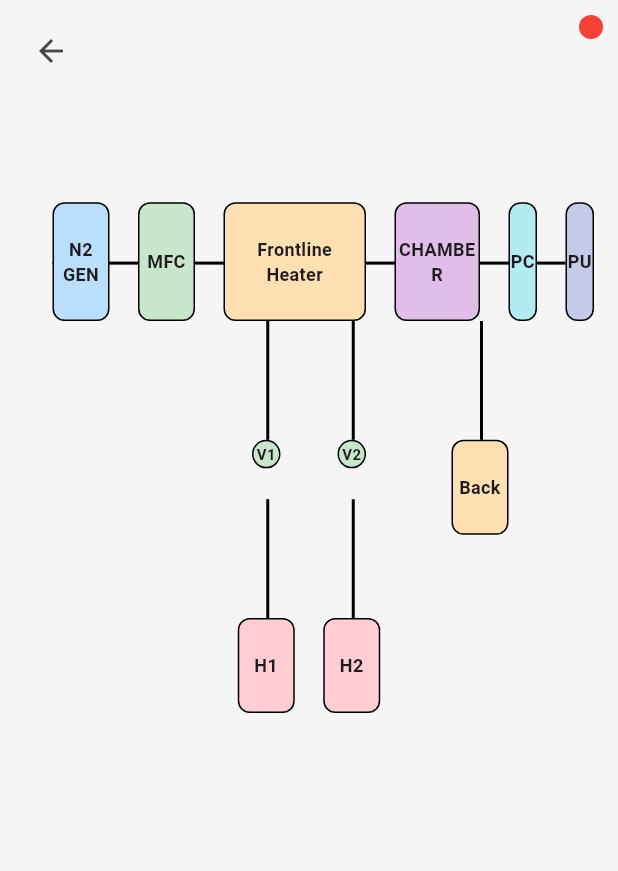
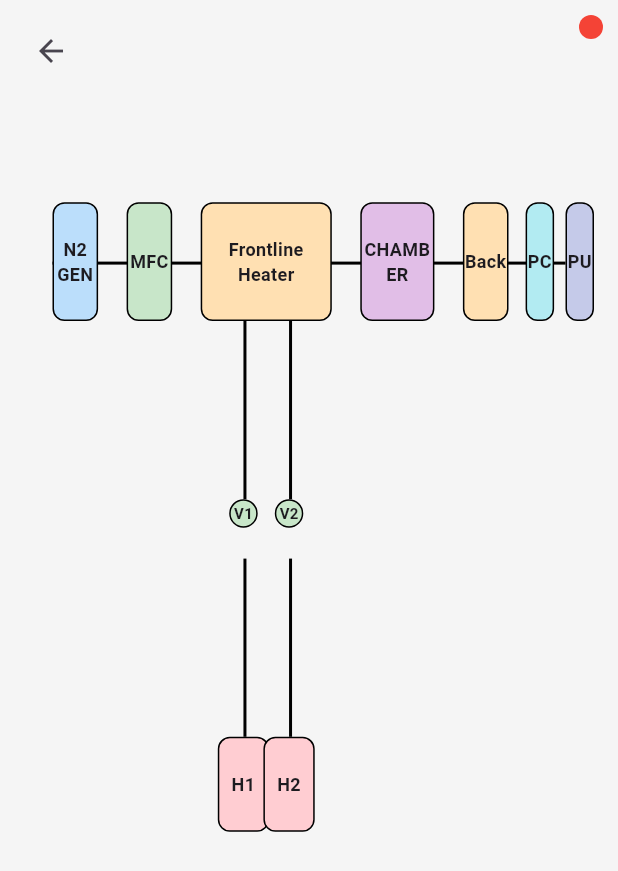
Before and after one commit to Albaraazain/atomicoat_stage_2, a Flutter app: the SystemControlScreen screen opened by its route, on a phone screen of 412 x 824 dp. Shown: the top 871 px of the screen. Run offline on Flutter 3.47's test engine with Material 3 defaults, Android fonts, the phone set to English and light mode, and no system bars; our stand-ins replace fl_chart, flutter_svg, hive, hive_flutter, shared_preferences; accounts and stored records are empty.

Commit message:
Working Version - corrected system diagram abit

```diff
--- a/lib/widgets/system_diagram.dart
+++ b/lib/widgets/system_diagram.dart
@@ -9,73 +9,58 @@ class SystemDiagram extends StatelessWidget {
   Widget build(BuildContext context) {
     return LayoutBuilder(
       builder: (context, constraints) {
+        final double width = constraints.maxWidth;
+        final double height = constraints.maxHeight;
+
         return Stack(
           children: [
             // Main pipeline
             Positioned(
-              left: constraints.maxWidth * 0.05,
-              top: constraints.maxHeight * 0.2,
-              right: constraints.maxWidth * 0.05,
-              child: Container(
-                height: 2,
-                color: Colors.black,
-              ),
+              left: width * 0.05,
+              top: height * 0.2,
+              right: width * 0.05,
+              child: Container(height: 2, color: Colors.black),
             ),
 
-            // N2 GEN
-            _buildComponent(constraints, 'n2gen', 'N2\nGEN', 0.05, 0.15, Colors.blue[100]!, width: 0.1, height: 0.1),
-
-            // MFC
-            _buildComponent(constraints, 'mfc', 'MFC', 0.2, 0.15, Colors.green[100]!, width: 0.1, height: 0.1),
-
-            // Frontline Heater
-            _buildComponent(constraints, 'frontline_heater', 'Frontline\nHeater', 0.35, 0.15, Colors.orange[100]!, width: 0.25, height: 0.1),
-
-            // CHAMBER
-            _buildComponent(constraints, 'chamber', 'CHAMBER', 0.65, 0.15, Colors.purple[100]!, width: 0.15, height: 0.1),
-
-            // PC
-            _buildComponent(constraints, 'pc', 'PC', 0.85, 0.15, Colors.cyan[100]!, width: 0.05, height: 0.1),
-
-            // PU (Pump)
-            _buildComponent(constraints, 'pump', 'PU', 0.95, 0.15, Colors.indigo[100]!, width: 0.05, height: 0.1),
+            // Components on the main line
+            _buildComponent(width, height, 'n2gen', 'N2\nGEN', 0.05, 0.15, 0.08, 0.1, Colors.blue[100]!),
+            _buildComponent(width, height, 'mfc', 'MFC', 0.18, 0.15, 0.08, 0.1, Colors.green[100]!),
+            _buildComponent(width, height, 'frontline_heater', 'Frontline\nHeater', 0.31, 0.15, 0.23, 0.1, Colors.orange[100]!),
+            _buildComponent(width, height, 'chamber', 'CHAMBER', 0.59, 0.15, 0.13, 0.1, Colors.purple[100]!),
+            _buildComponent(width, height, 'backline_heater', 'Back', 0.77, 0.15, 0.08, 0.1, Colors.orange[100]!),
+            _buildComponent(width, height, 'pc', 'PC', 0.88, 0.15, 0.05, 0.1, Colors.cyan[100]!),
+            _buildComponent(width, height, 'pump', 'PU', 0.95, 0.15, 0.05, 0.1, Colors.indigo[100]!),
 
             // Connections from Frontline Heater to valves
-            _buildConnection(constraints, 0.425, 0.25, 0.425, 0.35),
-            _buildConnection(constraints, 0.575, 0.25, 0.575, 0.35),
+            _buildConnection(width, height, 0.385, 0.25, 0.385, 0.4),
+            _buildConnection(width, height, 0.465, 0.25, 0.465, 0.4),
 
             // Valves
-            _buildValve(constraints, 'v1', 'V1', 0.4, 0.35),
-            _buildValve(constraints, 'v2', 'V2', 0.55, 0.35),
+            _buildValve(width, height, 'v1', 'V1', 0.36, 0.4),
+            _buildValve(width, height, 'v2', 'V2', 0.44, 0.4),
 
             // Connections from valves to heaters
-            _buildConnection(constraints, 0.425, 0.4, 0.425, 0.5),
-            _buildConnection(constraints, 0.575, 0.4, 0.575, 0.5),
+            _buildConnection(width, height, 0.385, 0.45, 0.385, 0.6),
+            _buildConnection(width, height, 0.465, 0.45, 0.465, 0.6),
 
             // Heaters
-            _buildComponent(constraints, 'h1', 'H1', 0.375, 0.5, Colors.red[100]!, width: 0.1, height: 0.08),
-            _buildComponent(constraints, 'h2', 'H2', 0.525, 0.5, Colors.red[100]!, width: 0.1, height: 0.08),
-
-            // Connection to Back heater
-            _buildConnection(constraints, 0.8, 0.25, 0.8, 0.35),
-
-            // Back (Backline Heater)
-            _buildComponent(constraints, 'backline_heater', 'Back', 0.75, 0.35, Colors.orange[100]!, width: 0.1, height: 0.08),
+            _buildComponent(width, height, 'h1', 'H1', 0.34, 0.6, 0.09, 0.08, Colors.red[100]!),
+            _buildComponent(width, height, 'h2', 'H2', 0.42, 0.6, 0.09, 0.08, Colors.red[100]!),
           ],
         );
       },
     );
   }
 
-  Widget _buildComponent(BoxConstraints constraints, String id, String label, double x, double y, Color color, {required double width, required double height}) {
+  Widget _buildComponent(double width, double height, String id, String label, double x, double y, double widthFactor, double heightFactor, Color color) {
     return Positioned(
-      left: constraints.maxWidth * x,
-      top: constraints.maxHeight * y,
+      left: width * x,
+      top: height * y,
       child: GestureDetector(
         onTap: () => onComponentClick(id),
         child: Container(
-          width: constraints.maxWidth * width,
-          height: constraints.maxHeight * height,
+          width: width * widthFactor,
+          height: height * heightFactor,
           decoration: BoxDecoration(
             color: color,
             border: Border.all(color: Colors.black),
@@ -93,15 +78,15 @@ class SystemDiagram extends StatelessWidget {
     );
   }
 
-  Widget _buildValve(BoxConstraints constraints, String id, String label, double x, double y) {
+  Widget _buildValve(double width, double height, String id, String label, double x, double y) {
     return Positioned(
-      left: constraints.maxWidth * x,
-      top: constraints.maxHeight * y,
+      left: width * x,
+      top: height * y,
       child: GestureDetector(
         onTap: () => onComponentClick(id),
         child: Container(
-          width: constraints.maxWidth * 0.05,
-          height: constraints.maxWidth * 0.05,
+          width: width * 0.05,
+          height: width * 0.05,
           decoration: BoxDecoration(
             color: Colors.green[100],
             shape: BoxShape.circle,
@@ -118,13 +103,13 @@ class SystemDiagram extends StatelessWidget {
     );
   }
 
-  Widget _buildConnection(BoxConstraints constraints, double startX, double startY, double endX, double endY) {
+  Widget _buildConnection(double width, double height, double startX, double startY, double endX, double endY) {
     return Positioned(
-      left: constraints.maxWidth * startX,
-      top: constraints.maxHeight * startY,
+      left: width * startX,
+      top: height * startY,
       child: Container(
         width: 2,
-        height: constraints.maxHeight * (endY - startY),
+        height: height * (endY - startY),
         color: Colors.black,
       ),
     );
```
